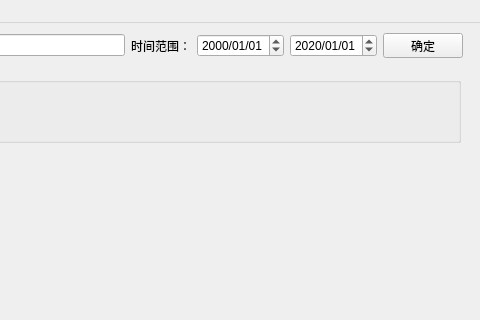
The window that QTUI.ui (256481788jianghao/stock_task) describes before a commit, drawn with Qt 5; both pictures show x 710 to 1190 and y 0 to 320 of the 1355 by 600 pixel window.
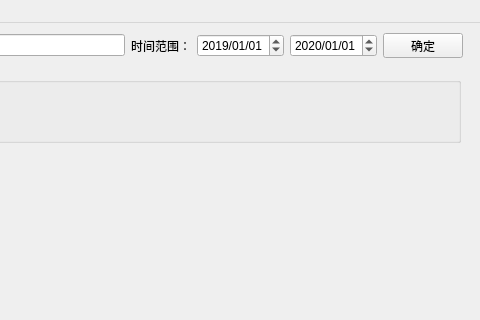
The same window after the commit.

What changed in the file:
```diff
--- a/QTUI.ui
+++ b/QTUI.ui
@@ -275,6 +275,16 @@
        </item>
        <item>
         <widget class="QDateEdit" name="dateEdit_cur_start_time">
+         <property name="dateTime">
+          <datetime>
+           <hour>0</hour>
+           <minute>0</minute>
+           <second>0</second>
+           <year>2019</year>
+           <month>1</month>
+           <day>1</day>
+          </datetime>
+         </property>
          <property name="displayFormat">
           <string>yyyy/MM/dd</string>
          </property>
```
